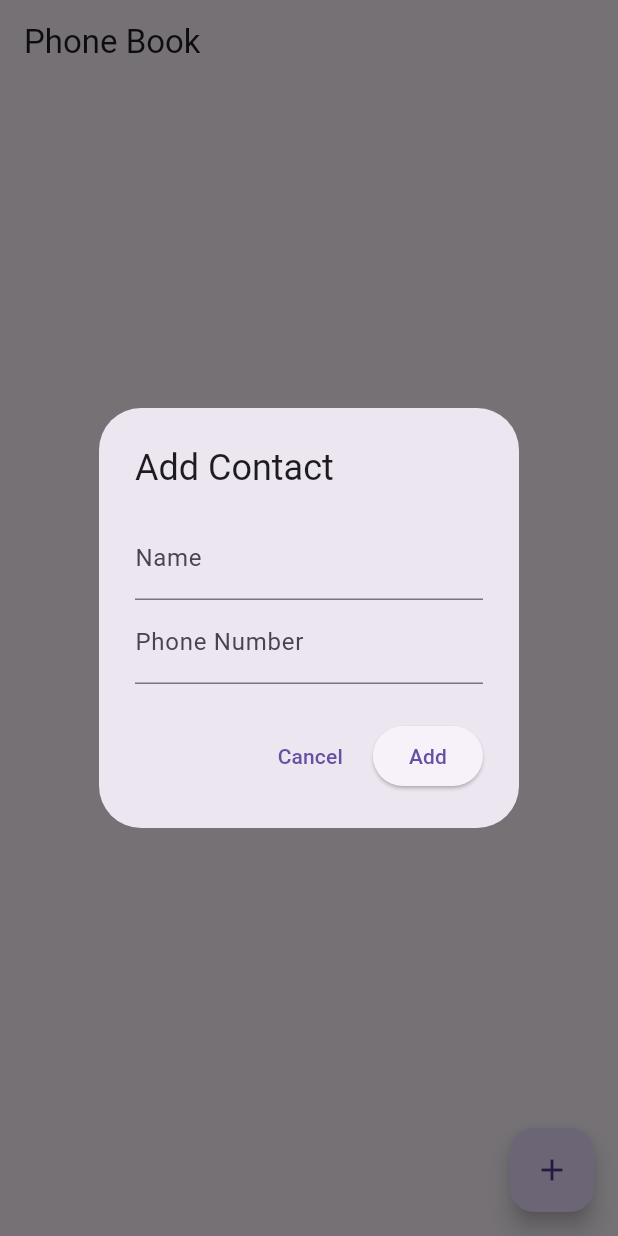
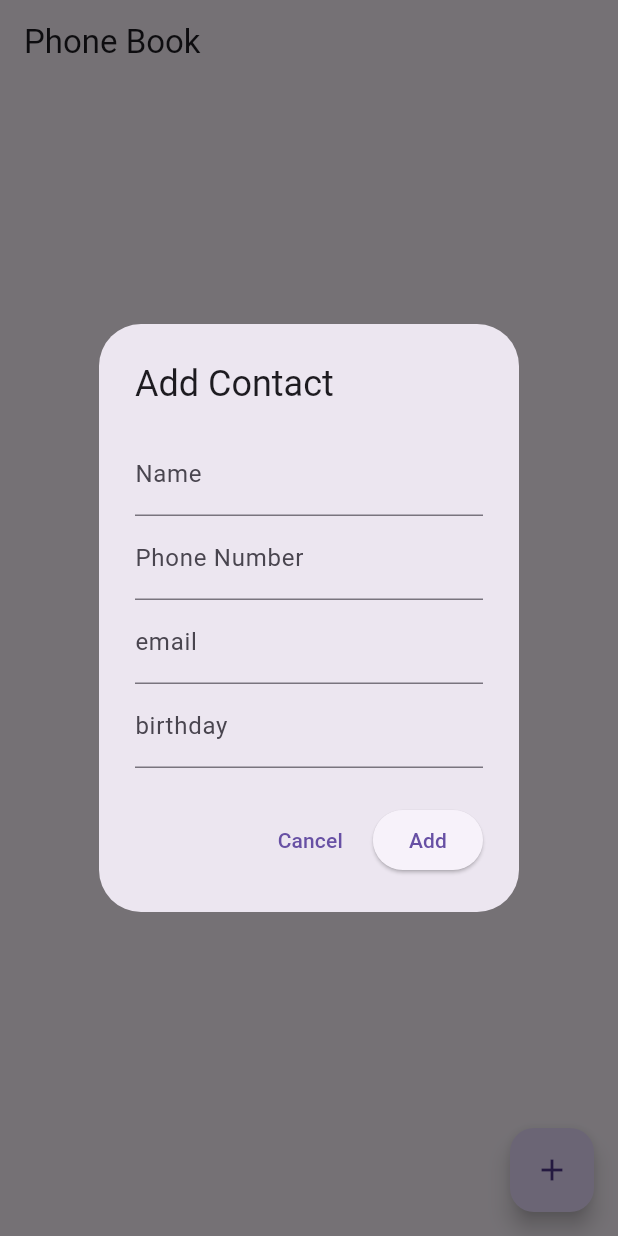
Before and after one commit to ihor120495/phone-book, a Flutter app: the screen it shows after launch, after a tap on the "add" icon, on a phone screen of 412 x 824 dp. Run offline on Flutter 3.47's test engine with Material 3 defaults, Android fonts, the phone set to English and light mode, and no system bars.

Commit message:
add class contact

```diff
--- a/lib/contact_model.dart
+++ b/lib/contact_model.dart
@@ -2,6 +2,8 @@
 class ContactModel {
   String name;
   String phone;
+  String? email;
+  String? birthday;
 
-  ContactModel({required this.name, required this.phone});
+  ContactModel({required this.name, required this.phone,this.email,this.birthday});
 }
--- a/lib/phone_book_screen.dart
+++ b/lib/phone_book_screen.dart
@@ -14,6 +14,8 @@ class _PhoneBookScreenState extends State<PhoneBookScreen> {
 
   final TextEditingController nameController = TextEditingController();
   final TextEditingController phoneController = TextEditingController();
+  final TextEditingController emailController = TextEditingController();
+  final TextEditingController birthdayController = TextEditingController();
 
   void _showAddContactDialog() {
     showDialog(
@@ -33,7 +35,20 @@ class _PhoneBookScreenState extends State<PhoneBookScreen> {
                 decoration: const InputDecoration(labelText: 'Phone Number'),
                 keyboardType: TextInputType.phone,
               ),
-            ],
+
+              TextField(
+                controller: emailController,
+                decoration: const InputDecoration(labelText: 'email'),
+                keyboardType: TextInputType.emailAddress,
+              ),
+              TextField(
+                controller: birthdayController,
+                decoration: const InputDecoration(labelText: 'birthday'),
+                keyboardType: TextInputType.datetime,
+              ),
+
+
+  ],
           ),
           actions: [
             TextButton(
@@ -46,9 +61,15 @@ class _PhoneBookScreenState extends State<PhoneBookScreen> {
                   contacts.add(ContactModel(
                     name: nameController.text,
                     phone: phoneController.text,
+                     email: emailController.text.isNotEmpty ? emailController.text : null,
+                     birthday: birthdayController.text.isNotEmpty ? birthdayController.text: null,
                   ));
                   nameController.clear();
                   phoneController.clear();
+                  emailController.clear();
+                  birthdayController.clear();
+
+
                 });
                 Navigator.of(context).pop();
               },
@@ -79,6 +100,8 @@ class _PhoneBookScreenState extends State<PhoneBookScreen> {
           return ItemComponent(
             phone: contact.phone,
             name: contact.name,
+            email: contact.email,
+            birthday: contact.birthday,
             onPressed: () => _deleteContact(index),
           );
         },
--- a/pubspec.yaml
+++ b/pubspec.yaml
@@ -19,7 +19,7 @@ publish_to: 'none' # Remove this line if you wish to publish to pub.dev
 version: 1.0.0+1
 
 environment:
-  sdk: '>=3.4.3 <4.0.0'
+  sdk: '>=3.4.4 <4.0.0'
 
 # Dependencies specify other packages that your package needs in order to work.
 # To automatically upgrade your package dependencies to the latest versions
```
Also changed, not shown: lib/item_component.dart (+62 -6 lines), pubspec.lock.
